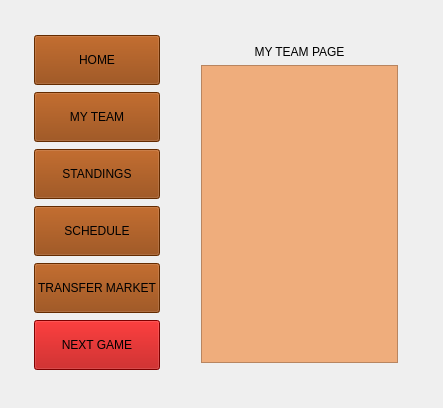
Above: ELManager/Manager/EuroleagueManager/mainwindow.ui from TombaM/RS13-euroleague-basketball-manager before the change. Below: the same form after it.
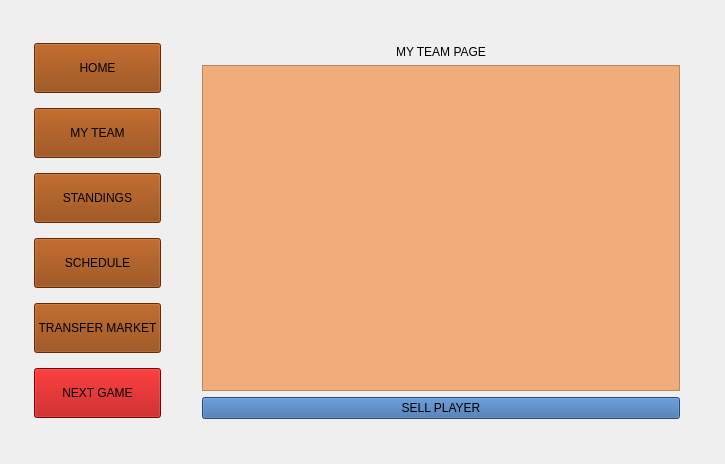
That is the form after the change. The open tabs and pages were chosen to show the change. Icons and pictures are not drawn.

What changed in the file:
```diff
--- a/ELManager/Manager/EuroleagueManager/mainwindow.ui
+++ b/ELManager/Manager/EuroleagueManager/mainwindow.ui
@@ -6,8 +6,8 @@
    <rect>
     <x>0</x>
     <y>0</y>
-    <width>443</width>
-    <height>408</height>
+    <width>725</width>
+    <height>464</height>
    </rect>
   </property>
   <property name="windowTitle">
@@ -334,6 +334,16 @@
                  </property>
                 </widget>
                </item>
+               <item row="2" column="0">
+                <widget class="QPushButton" name="sellPlayerButton">
+                 <property name="styleSheet">
+                  <string notr="true">background-color:rgb(52, 101, 164)</string>
+                 </property>
+                 <property name="text">
+                  <string>SELL PLAYER</string>
+                 </property>
+                </widget>
+               </item>
               </layout>
              </widget>
              <widget class="QWidget" name="standingsPage">
```
Left out of the diff: 6 changed lines with no effect on the pictures.
